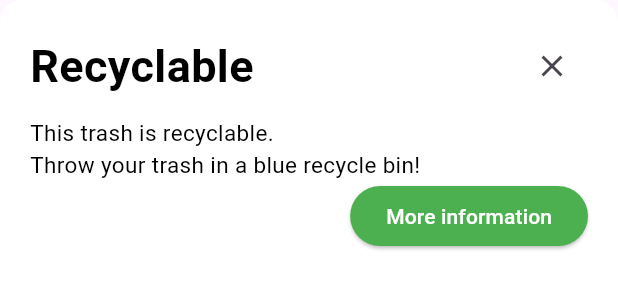
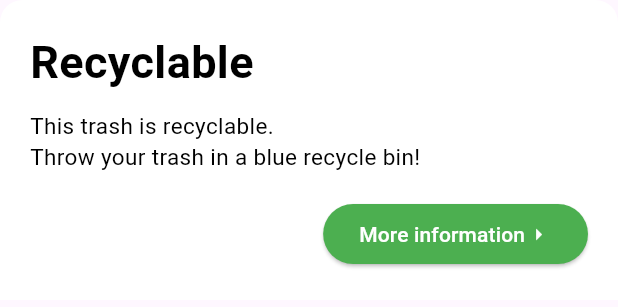
Before and after one commit to tavenharris/RecyclingApp, a Flutter app: the BottomWidget widget shown alone on an empty page, opened directly, on a phone screen of 412 x 824 dp. Shown: the top 307 px of the screen. Run offline on Flutter 3.47's test engine with Material 3 defaults, Android fonts, the phone set to English and light mode, and no system bars; our stand-ins replace camera, device_preview.

Commit message:
Reformatted the BottomSheet.dart

```diff
--- a/lib/Components/BottomSheet.dart
+++ b/lib/Components/BottomSheet.dart
@@ -9,7 +9,7 @@ class BottomWidget extends StatelessWidget {
   Widget build(BuildContext context) {
     return Container(
       width: MediaQuery.of(context).size.width,
-      height: 250.0,
+      height: 200.0,
       decoration: const BoxDecoration(
         color: Colors.white,
         borderRadius: BorderRadius.only(
@@ -18,13 +18,12 @@ class BottomWidget extends StatelessWidget {
         ),
       ),
       child: Column(
-        mainAxisAlignment: MainAxisAlignment.start,
         crossAxisAlignment: CrossAxisAlignment.start,
         children: [
           Padding(
-            padding: const EdgeInsets.only(top: 20.0, left: 20.0, right: 20.0),
-            child: Row(
-              mainAxisAlignment: MainAxisAlignment.spaceBetween,
+            padding: EdgeInsets.only(top: 20.0, left: 20.0, right: 20.0),
+            child: Column(
+              crossAxisAlignment: CrossAxisAlignment.start,
               children: [
                 const Text(
                   'Recyclable',
@@ -34,17 +33,8 @@ class BottomWidget extends StatelessWidget {
                     fontWeight: FontWeight.bold,
                   ),
                 ),
-                IconButton(
-                  icon: const Icon(Icons.close),
-                  onPressed: () {
-                    Navigator.pop(context);
-                  },
-                ),
-              ],
-            ),
-          ),
                 const Padding(
-            padding: EdgeInsets.only(top: 10, left: 20.0),
+                  padding: EdgeInsets.only(top: 10),
                   child: Text(
                     'This trash is recyclable.\nThrow your trash in a blue recycle bin!',
                     style: TextStyle(
@@ -53,13 +43,18 @@ class BottomWidget extends StatelessWidget {
                     ),
                   ),
                 ),
-          Align(
+              ]
+            ),
+          ),
+          Expanded(child: Container()),
+          Padding(
+            padding: EdgeInsets.only(bottom: 20, right: 20),
+            child: Align(
               alignment: Alignment.bottomRight,
-            child: Padding(
-              padding: EdgeInsets.only(bottom: 0, right: 20),
               child: ElevatedButton(
                 style: ElevatedButton.styleFrom(
-                  foregroundColor: Colors.white, backgroundColor: Colors.green, // This is the text color
+                  foregroundColor: Colors.white,
+                  backgroundColor: Colors.green,
                 ),
                 onPressed: () {
                   Navigator.push(
@@ -69,7 +64,13 @@ class BottomWidget extends StatelessWidget {
                     ),
                   );
                 },
-                child: const Text('More information'),
+                child: const Row(
+                  mainAxisSize: MainAxisSize.min,
+                  children: <Widget>[
+                    Text('More information'),
+                    Icon(Icons.arrow_right),
+                  ],
+                ),
               ),
             ),
           ),
```
Lines whose indentation alone changed are shown as unchanged.
